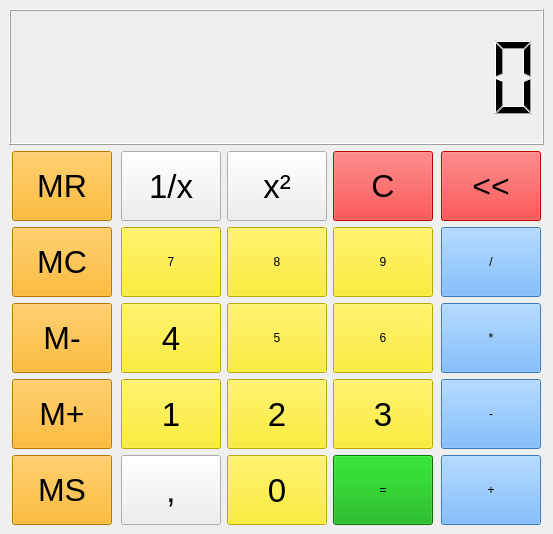
This is MainWindow.ui in Beziu/Calculator as Qt 5 draws it before an edit. The edited form follows.
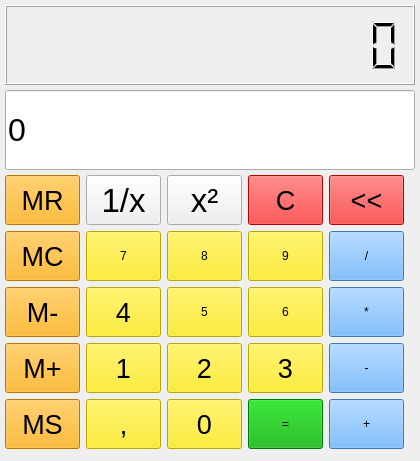
This is the edited form.

Commit message: Ads new second LCD

Diff of the .ui file:
```diff
--- a/MainWindow.ui
+++ b/MainWindow.ui
@@ -6,17 +6,35 @@
    <rect>
     <x>0</x>
     <y>0</y>
-    <width>553</width>
-    <height>534</height>
+    <width>420</width>
+    <height>461</height>
    </rect>
   </property>
   <property name="windowTitle">
    <string>MainWindow</string>
   </property>
   <widget class="QWidget" name="centralwidget">
-   <layout class="QVBoxLayout" name="verticalLayout">
-    <item>
      <widget class="QLCDNumber" name="lcdNumber">
+    <property name="geometry">
+     <rect>
+      <x>5</x>
+      <y>5</y>
+      <width>410</width>
+      <height>80</height>
+     </rect>
+    </property>
+    <property name="minimumSize">
+     <size>
+      <width>410</width>
+      <height>80</height>
+     </size>
+    </property>
+    <property name="maximumSize">
+     <size>
+      <width>410</width>
+      <height>80</height>
+     </size>
+    </property>
       <property name="autoFillBackground">
        <bool>false</bool>
       </property>
@@ -24,40 +42,95 @@
        <enum>QFrame::Raised</enum>
       </property>
       <property name="smallDecimalPoint">
-       <bool>false</bool>
+     <bool>true</bool>
       </property>
       <property name="digitCount">
        <number>12</number>
       </property>
      </widget>
-    </item>
-    <item>
+   <widget class="QLineEdit" name="lineEdit">
+    <property name="geometry">
+     <rect>
+      <x>5</x>
+      <y>90</y>
+      <width>410</width>
+      <height>80</height>
+     </rect>
+    </property>
+    <property name="minimumSize">
+     <size>
+      <width>410</width>
+      <height>80</height>
+     </size>
+    </property>
+    <property name="maximumSize">
+     <size>
+      <width>410</width>
+      <height>80</height>
+     </size>
+    </property>
+    <property name="font">
+     <font>
+      <pointsize>24</pointsize>
+     </font>
+    </property>
+    <property name="cursor">
+     <cursorShape>BlankCursor</cursorShape>
+    </property>
+    <property name="mouseTracking">
+     <bool>false</bool>
+    </property>
+    <property name="layoutDirection">
+     <enum>Qt::RightToLeft</enum>
+    </property>
+    <property name="text">
+     <string>0</string>
+    </property>
+    <property name="maxLength">
+     <number>15</number>
+    </property>
+    <property name="readOnly">
+     <bool>true</bool>
+    </property>
+   </widget>
+   <widget class="QWidget" name="">
+    <property name="geometry">
+     <rect>
+      <x>5</x>
+      <y>175</y>
+      <width>411</width>
+      <height>280</height>
+     </rect>
+    </property>
      <layout class="QGridLayout" name="gridLayout">
+     <property name="sizeConstraint">
+      <enum>QLayout::SetFixedSize</enum>
+     </property>
       <item row="4" column="1" alignment="Qt::AlignHCenter|Qt::AlignVCenter">
        <widget class="QPushButton" name="btn_1">
         <property name="minimumSize">
          <size>
-          <width>100</width>
-          <height>70</height>
+         <width>75</width>
+         <height>50</height>
          </size>
         </property>
         <property name="maximumSize">
          <size>
-          <width>100</width>
-          <height>70</height>
+         <width>75</width>
+         <height>50</height>
          </size>
         </property>
         <property name="font">
          <font>
           <family>MS Shell Dlg 2</family>
-          <pointsize>25</pointsize>
+         <pointsize>20</pointsize>
           <weight>50</weight>
           <italic>false</italic>
           <bold>false</bold>
          </font>
         </property>
         <property name="autoFillBackground">
-         <bool>true</bool>
+        <bool>false</bool>
         </property>
         <property name="styleSheet">
          <string notr="true">background-color: rgb(255, 234, 0);
@@ -75,27 +148,27 @@
        <widget class="QPushButton" name="btn_m_read">
         <property name="minimumSize">
          <size>
-          <width>100</width>
-          <height>70</height>
+         <width>75</width>
+         <height>50</height>
          </size>
         </property>
         <property name="maximumSize">
          <size>
-          <width>100</width>
-          <height>70</height>
+         <width>75</width>
+         <height>50</height>
          </size>
         </property>
         <property name="font">
          <font>
           <family>MS Shell Dlg 2</family>
-          <pointsize>24</pointsize>
+         <pointsize>20</pointsize>
           <weight>50</weight>
           <italic>false</italic>
           <bold>false</bold>
          </font>
         </property>
         <property name="autoFillBackground">
-         <bool>true</bool>
+        <bool>false</bool>
         </property>
         <property name="styleSheet">
          <string notr="true">background-color: rgb(255, 170, 0);
@@ -113,18 +186,18 @@
        <widget class="QPushButton" name="btn_result">
         <property name="minimumSize">
          <size>
-          <width>100</width>
-          <height>70</height>
+         <width>75</width>
+         <height>50</height>
          </size>
         </property>
         <property name="maximumSize">
          <size>
-          <width>100</width>
-          <height>70</height>
+         <width>75</width>
+         <height>50</height>
          </size>
         </property>
         <property name="autoFillBackground">
-         <bool>true</bool>
+        <bool>false</bool>
         </property>
         <property name="styleSheet">
          <string notr="true">background-color: rgb(0, 170, 0);
@@ -142,27 +215,27 @@
        <widget class="QPushButton" name="btn_m_save">
         <property name="minimumSize">
          <size>
-          <width>100</width>
-          <height>70</height>
+         <width>75</width>
+         <height>50</height>
          </size>
         </property>
         <property name="maximumSize">
          <size>
-          <width>100</width>
-          <height>70</height>
+         <width>75</width>
+         <height>50</height>
          </size>
         </property>
         <property name="font">
          <font>
           <family>MS Shell Dlg 2</family>
-          <pointsize>24</pointsize>
+         <pointsize>20</pointsize>
           <weight>50</weight>
           <italic>false</italic>
           <bold>false</bold>
          </font>
         </property>
         <property name="autoFillBackground">
-         <bool>true</bool>
+        <bool>false</bool>
         </property>
         <property name="styleSheet">
          <string notr="true">background-color: rgb(255, 170, 0);
@@ -176,31 +249,31 @@
         </property>
        </widget>
       </item>
-      <item row="3" column="1">
+     <item row="3" column="1" alignment="Qt::AlignHCenter">
        <widget class="QPushButton" name="btn_4">
         <property name="minimumSize">
          <size>
-          <width>100</width>
-          <height>70</height>
+         <width>75</width>
+         <height>50</height>
          </size>
         </property>
         <property name="maximumSize">
          <size>
-          <width>100</width>
-          <height>70</height>
+         <width>75</width>
+         <height>50</height>
          </size>
         </property>
         <property name="font">
          <font>
           <family>MS Shell Dlg 2</family>
-          <pointsize>25</pointsize>
+         <pointsize>20</pointsize>
           <weight>50</weight>
           <italic>false</italic>
           <bold>false</bold>
          </font>
         </property>
         <property name="autoFillBackground">
-         <bool>true</bool>
+        <bool>false</bool>
         </property>
         <property name="styleSheet">
          <string notr="true">background-color: rgb(255, 234, 0);
@@ -218,21 +291,21 @@
        <widget class="QPushButton" name="btn_subtraction">
         <property name="minimumSize">
          <size>
-          <width>100</width>
-          <height>70</height>
+         <width>75</width>
+         <height>50</height>
          </size>
         </property>
         <property name="maximumSize">
          <size>
-          <width>100</width>
-          <height>70</height>
+         <width>75</width>
+         <height>50</height>
          </size>
         </property>
         <property name="accessibleName">
          <string>-</string>
         </property>
         <property name="autoFillBackground">
-         <bool>true</bool>
+        <bool>false</bool>
         </property>
         <property name="styleSheet">
          <string notr="true">background-color: rgb(85, 170, 255);
@@ -250,27 +323,27 @@
        <widget class="QPushButton" name="btn_m_plus">
         <property name="minimumSize">
          <size>
-          <width>100</width>
-          <height>70</height>
+         <width>75</width>
+         <height>50</height>
          </size>
         </property>
         <property name="maximumSize">
          <size>
-          <width>100</width>
-          <height>70</height>
+         <width>75</width>
+         <height>50</height>
          </size>
         </property>
         <property name="font">
          <font>
           <family>MS Shell Dlg 2</family>
-          <pointsize>24</pointsize>
+         <pointsize>20</pointsize>
           <weight>50</weight>
           <italic>false</italic>
           <bold>false</bold>
          </font>
         </property>
         <property name="autoFillBackground">
-         <bool>true</bool>
+        <bool>false</bool>
         </property>
         <property name="styleSheet">
          <string notr="true">background-color: rgb(255, 170, 0);
@@ -288,25 +361,31 @@
        <widget class="QPushButton" name="btn_coma">
         <property name="minimumSize">
          <size>
-          <width>100</width>
-          <height>70</height>
+         <width>75</width>
+         <height>50</height>
          </size>
         </property>
         <property name="maximumSize">
          <size>
-          <width>100</width>
-          <height>70</height>
+         <width>75</width>
+         <height>50</height>
          </size>
         </property>
         <property name="font">
          <font>
-          <pointsize>25</pointsize>
+         <family>MS Shell Dlg 2</family>
+         <pointsize>20</pointsize>
           <weight>50</weight>
+         <italic>false</italic>
           <bold>false</bold>
          </font>
         </property>
         <property name="autoFillBackground">
-         <bool>true</bool>
+        <bool>false</bool>
+       </property>
+       <property name="styleSheet">
+        <string notr="true">background-color: rgb(255, 234, 0);
+font: 20pt &quot;MS Shell Dlg 2&quot;;</string>
         </property>
         <property name="text">
          <string>,</string>
@@ -320,21 +399,21 @@
        <widget class="QPushButton" name="btn_multiplied">
         <property name="minimumSize">
          <size>
-          <width>100</width>
-          <height>70</height>
+         <width>75</width>
+         <height>50</height>
          </size>
         </property>
         <property name="maximumSize">
          <size>
-          <width>100</width>
-          <height>70</height>
+         <width>75</width>
+         <height>50</height>
          </size>
         </property>
         <property name="accessibleName">
          <string>*</string>
         </property>
         <property name="autoFillBackground">
-         <bool>true</bool>
+        <bool>false</bool>
         </property>
         <property name="styleSheet">
          <string notr="true">background-color: rgb(85, 170, 255);
@@ -352,18 +431,18 @@
        <widget class="QPushButton" name="btn_8">
         <property name="minimumSize">
          <size>
-          <width>100</width>
-          <height>70</height>
+         <width>75</width>
+         <height>50</height>
          </size>
         </property>
         <property name="maximumSize">
          <size>
-          <width>100</width>
-          <height>70</height>
+         <width>75</width>
+         <height>50</height>
          </size>
         </property>
         <property name="autoFillBackground">
-         <bool>true</bool>
+        <bool>false</bool>
         </property>
         <property name="styleSheet">
          <string notr="true">background-color: rgb(255, 234, 0);
@@ -381,27 +460,27 @@
        <widget class="QPushButton" name="btn_m_minus">
         <property name="minimumSize">
          <size>
-          <width>100</width>
-          <height>70</height>
+         <width>75</width>
+         <height>50</height>
          </size>
         </property>
         <property name="maximumSize">
          <size>
-          <width>100</width>
-          <height>70</height>
+         <width>75</width>
+         <height>50</height>
          </size>
         </property>
         <property name="font">
          <font>
           <family>MS Shell Dlg 2</family>
-          <pointsize>24</pointsize>
+         <pointsize>20</pointsize>
           <weight>50</weight>
           <italic>false</italic>
           <bold>false</bold>
          </font>
         </property>
         <property name="autoFillBackground">
-         <bool>true</bool>
+        <bool>false</bool>
         </property>
         <property name="styleSheet">
          <string notr="true">background-color: rgb(255, 170, 0);
@@ -419,27 +498,27 @@
        <widget class="QPushButton" name="btn_m_clear">
         <property name="minimumSize">
          <size>
-          <width>100</width>
-          <height>70</height>
+         <width>75</width>
+         <height>50</height>
          </size>
         </property>
         <property name="maximumSize">
          <size>
-          <width>100</width>
-          <height>70</height>
+         <width>75</width>
+         <height>50</height>
          </size>
         </property>
         <property name="font">
          <font>
           <family>MS Shell Dlg 2</family>
-          <pointsize>24</pointsize>
+         <pointsize>20</pointsize>
           <weight>50</weight>
           <italic>false</italic>
           <bold>false</bold>
          </font>
         </property>
         <property name="autoFillBackground">
-         <bool>true</bool>
+        <bool>false</bool>
         </property>
         <property name="styleSheet">
          <string notr="true">background-color: rgb(255, 170, 0);
@@ -453,18 +532,18 @@
         </property>
        </widget>
       </item>
-      <item row="4" column="2">
+     <item row="4" column="2" alignment="Qt::AlignHCenter">
        <widget class="QPushButton" name="btn_2">
         <property name="minimumSize">
          <size>
-          <width>100</width>
-          <height>70</height>
+         <width>75</width>
+         <height>50</height>
          </size>
         </property>
         <property name="maximumSize">
          <size>
-          <width>100</width>
-          <height>70</height>
+         <width>75</width>
+         <height>50</height>
          </size>
         </property>
         <property name="palette">
@@ -532,8 +611,8 @@
             <brush brushstyle="SolidPattern">
              <color alpha="255">
               <red>255</red>
-              <green>255</green>
-              <blue>127</blue>
+             <green>234</green>
+             <blue>0</blue>
              </color>
             </brush>
            </colorrole>
@@ -561,7 +640,7 @@
         <property name="font">
          <font>
           <family>MS Shell Dlg 2</family>
-          <pointsize>25</pointsize>
+         <pointsize>20</pointsize>
           <weight>50</weight>
           <italic>false</italic>
           <bold>false</bold>
@@ -571,7 +650,7 @@
          <string>2</string>
         </property>
         <property name="autoFillBackground">
-         <bool>true</bool>
+        <bool>false</bool>
         </property>
         <property name="styleSheet">
          <string notr="true">background-color: rgb(255, 234, 0);
@@ -589,27 +668,27 @@
        <widget class="QPushButton" name="btn_clear">
         <property name="minimumSize">
          <size>
-          <width>100</width>
-          <height>70</height>
+         <width>75</width>
+         <height>50</height>
          </size>
         </property>
         <property name="maximumSize">
          <size>
-          <width>100</width>
-          <height>70</height>
+         <width>75</width>
+         <height>50</height>
          </size>
         </property>
         <property name="font">
          <font>
           <family>MS Shell Dlg 2</family>
-          <pointsize>24</pointsize>
+         <pointsize>20</pointsize>
           <weight>9</weight>
           <italic>false</italic>
           <bold>false</bold>
          </font>
         </property>
         <property name="autoFillBackground">
-         <bool>true</bool>
+        <bool>false</bool>
         </property>
         <property name="styleSheet">
          <string notr="true">background-color: rgb(255, 0, 0);
@@ -627,14 +706,14 @@
        <widget class="QPushButton" name="btn_addition">
         <property name="minimumSize">
          <size>
-          <width>100</width>
-          <height>70</height>
+         <width>75</width>
+         <height>50</height>
          </size>
         </property>
         <property name="maximumSize">
          <size>
-          <width>100</width>
-          <height>70</height>
+         <width>75</width>
+         <height>50</height>
          </size>
         </property>
         <property name="focusPolicy">
@@ -644,7 +723,7 @@
          <string>+</string>
         </property>
         <property name="autoFillBackground">
-         <bool>true</bool>
+        <bool>false</bool>
         </property>
         <property name="styleSheet">
          <string notr="true">background-color: rgb(85, 170, 255);
@@ -658,31 +737,31 @@
         </property>
        </widget>
       </item>
-      <item row="4" column="3">
+     <item row="4" column="3" alignment="Qt::AlignHCenter">
        <widget class="QPushButton" name="btn_3">
         <property name="minimumSize">
          <size>
-          <width>100</width>
-          <height>70</height>
+         <width>75</width>
+         <height>50</height>
          </size>
         </property>
         <property name="maximumSize">
          <size>
-          <width>100</width>
-          <height>70</height>
+         <width>75</width>
+         <height>50</height>
          </size>
         </property>
         <property name="font">
          <font>
           <family>MS Shell Dlg 2</family>
-          <pointsize>25</pointsize>
+         <pointsize>20</pointsize>
           <weight>50</weight>
           <italic>false</italic>
           <bold>false</bold>
          </font>
         </property>
         <property name="autoFillBackground">
-         <bool>true</bool>
+        <bool>false</bool>
         </property>
         <property name="styleSheet">
          <string notr="true">background-color: rgb(255, 234, 0);
@@ -700,27 +779,27 @@
        <widget class="QPushButton" name="btn_remove">
         <property name="minimumSize">
          <size>
-          <width>100</width>
-          <height>70</height>
+         <width>75</width>
+         <height>50</height>
          </size>
         </property>
         <property name="maximumSize">
          <size>
-          <width>100</width>
-          <height>70</height>
+         <width>75</width>
+         <height>50</height>
          </size>
         </property>
         <property name="font">
          <font>
           <family>MS Shell Dlg 2</family>
-          <pointsize>24</pointsize>
-          <weight>9</weight>
+         <pointsize>20</pointsize>
+         <weight>50</weight>
           <italic>false</italic>
           <bold>false</bold>
          </font>
         </property>
         <property name="autoFillBackground">
-         <bool>true</bool>
+        <bool>false</bool>
         </property>
         <property name="styleSheet">
          <string notr="true">background-color: rgb(255, 0, 0);
@@ -738,18 +817,18 @@
        <widget class="QPushButton" name="btn_7">
         <property name="minimumSize">
          <size>
-          <width>100</width>
-          <height>70</height>
+         <width>75</width>
+         <height>50</height>
          </size>
         </property>
         <property name="maximumSize">
          <size>
-          <width>100</width>
-          <height>70</height>
+         <width>75</width>
+         <height>50</height>
          </size>
         </property>
         <property name="autoFillBackground">
-         <bool>true</bool>
+        <bool>false</bool>
         </property>
         <property name="styleSheet">
          <string notr="true">background-color: rgb(255, 234, 0);
@@ -767,14 +846,14 @@
        <widget class="QPushButton" name="btn___2">
         <property name="minimumSize">
          <size>
-          <width>100</width>
-          <height>70</height>
+         <width>75</width>
+         <height>50</height>
          </size>
         </property>
         <property name="maximumSize">
          <size>
-          <width>100</width>
-          <height>70</height>
+         <width>75</width>
+         <height>50</height>
          </size>
         </property>
         <property name="font">
@@ -793,22 +872,22 @@
         </property>
        </widget>
       </item>
-      <item row="3" column="3">
+     <item row="3" column="3" alignment="Qt::AlignHCenter">
        <widget class="QPushButton" name="btn_6">
         <property name="minimumSize">
          <size>
-          <width>100</width>
-          <height>70</height>
+         <width>75</width>
+         <height>50</height>
          </size>
         </property>
         <property name="maximumSize">
          <size>
-          <width>100</width>
-          <height>70</height>
+         <width>75</width>
+         <height>50</height>
          </size>
         </property>
         <property name="autoFillBackground">
-         <bool>true</bool>
+        <bool>false</bool>
         </property>
         <property name="styleSheet">
          <string notr="true">background-color: rgb(255, 234, 0);
@@ -822,22 +901,22 @@
         </property>
        </widget>
       </item>
-      <item row="3" column="2">
+     <item row="3" column="2" alignment="Qt::AlignHCenter">
        <widget class="QPushButton" name="btn_5">
         <property name="minimumSize">
          <size>
-          <width>100</width>
-          <height>70</height>
+         <width>75</width>
+         <height>50</height>
          </size>
         </property>
         <property name="maximumSize">
          <size>
-          <width>100</width>
-          <height>70</height>
+         <width>75</width>
+         <height>50</height>
          </size>
         </property>
         <property name="autoFillBackground">
-         <bool>true</bool>
+        <bool>false</bool>
         </property>
         <property name="styleSheet">
          <string notr="true">background-color: rgb(255, 234, 0);
@@ -855,14 +934,14 @@
        <widget class="QPushButton" name="btn_sqr">
         <property name="minimumSize">
          <size>
-          <width>100</width>
-          <height>70</height>
+         <width>75</width>
+         <height>50</height>
          </size>
         </property>
         <property name="maximumSize">
          <size>
-          <width>100</width>
-          <height>70</height>
+         <width>75</width>
+         <height>50</height>
          </size>
         </property>
         <property name="font">
@@ -885,20 +964,20 @@
        <widget class="QPushButton" name="btn_0">
         <property name="minimumSize">
          <size>
-          <width>100</width>
-          <height>70</height>
+         <width>75</width>
+         <height>50</height>
          </size>
         </property>
         <property name="maximumSize">
          <size>
-          <width>100</width>
-          <height>70</height>
+         <width>75</width>
+         <height>50</height>
          </size>
         </property>
         <property name="font">
          <font>
           <family>MS Shell Dlg 2</family>
-          <pointsize>25</pointsize>
+         <pointsize>20</pointsize>
           <weight>50</weight>
           <italic>false</italic>
           <bold>false</bold>
@@ -908,7 +987,7 @@
          <string>0</string>
         </property>
         <property name="autoFillBackground">
-         <bool>true</bool>
+        <bool>false</bool>
         </property>
         <property name="styleSheet">
          <string notr="true">background-color: rgb(255, 234, 0);
@@ -929,21 +1008,21 @@
        <widget class="QPushButton" name="btn_division">
         <property name="minimumSize">
          <size>
-          <width>100</width>
-          <height>70</height>
+         <width>75</width>
+         <height>50</height>
          </size>
         </property>
         <property name="maximumSize">
          <size>
-          <width>100</width>
-          <height>70</height>
+         <width>75</width>
+         <height>50</height>
          </size>
         </property>
         <property name="accessibleName">
          <string>/</string>
         </property>
         <property name="autoFillBackground">
-         <bool>true</bool>
+        <bool>false</bool>
         </property>
         <property name="styleSheet">
          <string notr="true">background-color: rgb(85, 170, 255);
@@ -961,18 +1040,18 @@
        <widget class="QPushButton" name="btn_9">
         <property name="minimumSize">
          <size>
-          <width>100</width>
-          <height>70</height>
+         <width>75</width>
+         <height>50</height>
          </size>
         </property>
         <property name="maximumSize">
          <size>
-          <width>100</width>
-          <height>70</height>
+         <width>75</width>
+         <height>50</height>
          </size>
         </property>
         <property name="autoFillBackground">
-         <bool>true</bool>
+        <bool>false</bool>
         </property>
         <property name="styleSheet">
          <string notr="true">background-color: rgb(255, 234, 0);
@@ -987,8 +1066,7 @@
        </widget>
       </item>
      </layout>
-    </item>
-   </layout>
+   </widget>
   </widget>
  </widget>
  <resources/>
```
Left out of the diff: 44 changed lines with no effect on the pictures. Lines whose indentation alone changed are shown as unchanged. The commit also changes 2 other files.
